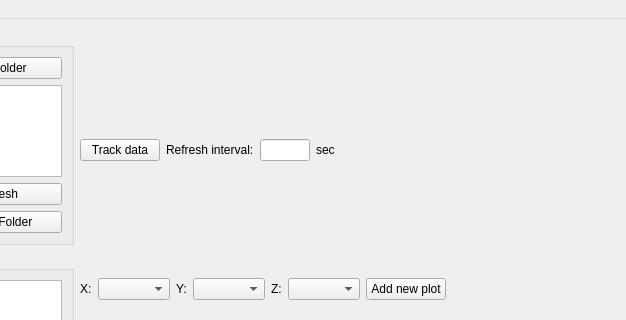
Qt form qcodesplusplus/plotting/offline/design.ui (qcodespp/qcodespp) before a commit; both pictures show x 361 to 987 and y 0 to 320 of the 1445 by 700 pixel window.
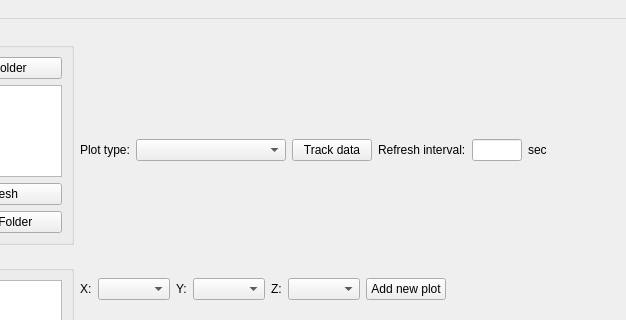
The same form after that commit. Icons and pictures are not drawn.

Diff of the .ui file:
```diff
--- a/qcodesplusplus/plotting/offline/design.ui
+++ b/qcodesplusplus/plotting/offline/design.ui
@@ -532,6 +532,38 @@
         <property name="spacing">
          <number>6</number>
         </property>
+        <item>
+         <widget class="QLabel" name="plot_type_label">
+          <property name="sizePolicy">
+           <sizepolicy hsizetype="Minimum" vsizetype="Minimum">
+            <horstretch>0</horstretch>
+            <verstretch>0</verstretch>
+           </sizepolicy>
+          </property>
+          <property name="text">
+           <string>Plot type:</string>
+          </property>
+         </widget>
+        </item>
+        <item>
+         <widget class="QComboBox" name="plot_type_box">
+          <property name="sizePolicy">
+           <sizepolicy hsizetype="Preferred" vsizetype="Fixed">
+            <horstretch>0</horstretch>
+            <verstretch>0</verstretch>
+           </sizepolicy>
+          </property>
+          <property name="minimumSize">
+           <size>
+            <width>150</width>
+            <height>0</height>
+           </size>
+          </property>
+          <property name="sizeAdjustPolicy">
+           <enum>QComboBox::AdjustToContents</enum>
+          </property>
+         </widget>
+        </item>
         <item>
          <widget class="QPushButton" name="track_button">
           <property name="text">
```
Left out of the diff: 2 changed lines with no effect on the pictures.
